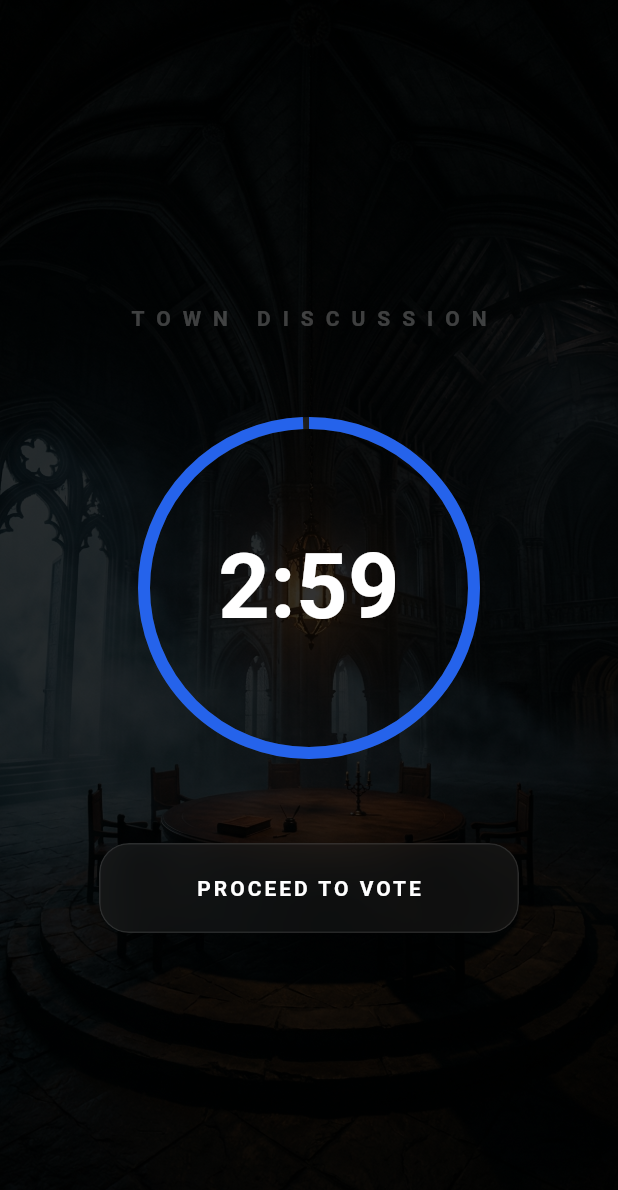
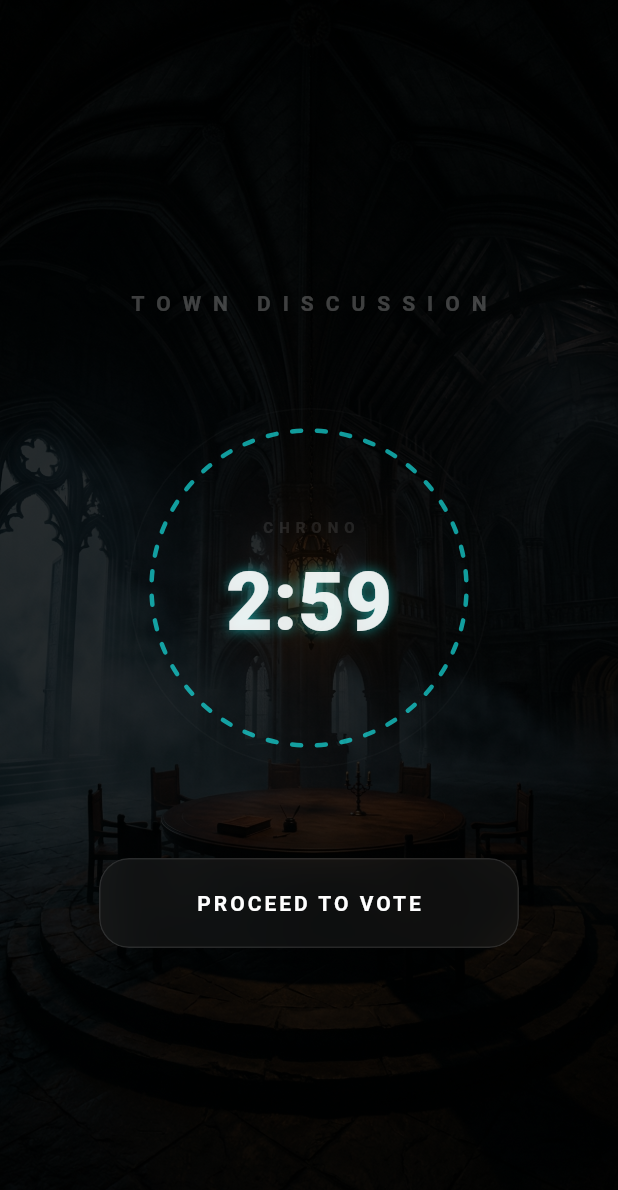
Before and after one commit to Abdul-Hafiz-1/Play-Lume, a Flutter app: the MafiaDayScreen screen opened directly with empty values, on a phone screen of 412 x 824 dp. Shown: the top 1190 px of the screen. Run offline on Flutter 3.47's test engine with Material 3 defaults, Android fonts, the phone set to English and light mode, and no system bars; our stand-ins replace camera, cloud_firestore, firebase_core, qr_flutter, sensors_plus, vibration and 1 more; missing offline and left inert: agora_rtc_engine, gal, mobile_scanner; accounts and stored records are empty; Roboto replaces fonts that are missing (Orbitron).

Commit message:
Complete mafia game

```diff
--- a/lib/screens/games/mafia_day_sceen.dart
+++ b/lib/screens/games/mafia_day_sceen.dart
@@ -2,6 +2,7 @@ import 'dart:async';
 import 'dart:ui';
 import 'package:flutter/material.dart';
 import 'package:flutter/services.dart';
+import 'package:play_lumee/screens/games/mafia_result_screen.dart';
 import '../../logic/mafia_engine.dart';
 import '../../core/theme.dart';
 import 'mafia_night_screen.dart';
@@ -16,15 +17,22 @@ class MafiaDayScreen extends StatefulWidget {
   State<MafiaDayScreen> createState() => _MafiaDayScreenState();
 }
 
-class _MafiaDayScreenState extends State<MafiaDayScreen> {
+class _MafiaDayScreenState extends State<MafiaDayScreen> with TickerProviderStateMixin {
   DayStage _currentStage = DayStage.discussion;
   int _secondsRemaining = 180; // 3 Minutes
   Timer? _timer;
   String? _exiledPlayer;
 
+  // Animation controller for the neon pulse effect
+  late AnimationController _pulseController;
+
   @override
   void initState() {
     super.initState();
+    _pulseController = AnimationController(
+      vsync: this,
+      duration: const Duration(seconds: 2),
+    )..repeat(reverse: true);
     _startTimer();
   }
 
@@ -46,6 +54,10 @@ class _MafiaDayScreenState extends State<MafiaDayScreen> {
       if (name != "SKIP") {
         widget.session.deceased.add(name);
         _exiledPlayer = name;
+
+        if (widget.session.roles[name] == "JESTER") {
+          widget.session.jesterExiled = true;
+        }
       } else {
         _exiledPlayer = "NONE";
       }
@@ -60,7 +72,6 @@ class _MafiaDayScreenState extends State<MafiaDayScreen> {
       backgroundColor: const Color(0xFF02040A),
       body: Stack(
         children: [
-          // 💎 THE TOWN HALL BACKGROUND
           Positioned.fill(
             child: Image.asset('assets/town_hall.jpg', fit: BoxFit.cover,
               errorBuilder: (_, __, ___) => Container(color: Colors.black)),
@@ -88,23 +99,18 @@ class _MafiaDayScreenState extends State<MafiaDayScreen> {
 
   // --- STAGE 1: DISCUSSION ---
   Widget _buildDiscussionUI() {
-    Color timerColor = _secondsRemaining < 30 ? Colors.redAccent : (_secondsRemaining < 60 ? Colors.orangeAccent : AppTheme.primaryBlue);
     return Center(
       key: const ValueKey("discussion"),
       child: Column(
         mainAxisAlignment: MainAxisAlignment.center,
         children: [
-          const Text("TOWN DISCUSSION", style: TextStyle(color: Colors.white24, letterSpacing: 8, fontWeight: FontWeight.bold)),
+          const Text("TOWN DISCUSSION",
+            style: TextStyle(color: Colors.white24, letterSpacing: 8, fontWeight: FontWeight.bold)),
           const SizedBox(height: 60),
-          Stack(
-            alignment: Alignment.center,
-            children: [
-              SizedBox(width: 220, height: 220,
-                child: CircularProgressIndicator(value: _secondsRemaining / 180, strokeWidth: 8, color: timerColor, backgroundColor: Colors.white10)),
-              Text("${(_secondsRemaining ~/ 60)}:${(_secondsRemaining % 60).toString().padLeft(2, '0')}",
-                  style: const TextStyle(fontSize: 60, fontWeight: FontWeight.bold, color: Colors.white)),
-            ],
-          ),
+
+          // 💎 THE NEON CHRONOMETER
+          _buildNeonTimer(),
+
           const SizedBox(height: 60),
           _buildGlassButton("PROCEED TO VOTE", () {
             _timer?.cancel();
@@ -115,7 +121,67 @@ class _MafiaDayScreenState extends State<MafiaDayScreen> {
     );
   }
 
-  // --- STAGE 2: VOTING (Filtered for Survivors) ---
+  Widget _buildNeonTimer() {
+    // Shifting color based on urgency
+    Color timerColor = _secondsRemaining < 30
+        ? Colors.redAccent.withOpacity(0.8 + (0.2 * _pulseController.value))
+        : Colors.cyanAccent.withOpacity(0.6);
+
+    return Stack(
+      alignment: Alignment.center,
+      children: [
+        // Static faint outer ring
+        Container(
+          width: 240, height: 240,
+          decoration: BoxDecoration(
+            shape: BoxShape.circle,
+            border: Border.all(color: Colors.white.withOpacity(0.02), width: 1),
+          ),
+        ),
+
+        // 💎 THE SEGMENTED NEON RING
+        AnimatedBuilder(
+          animation: _pulseController,
+          builder: (context, child) {
+            return SizedBox(
+              width: 210, height: 210,
+              child: CustomPaint(
+                painter: ChronoPainter(
+                  progress: _secondsRemaining / 180,
+                  color: timerColor,
+                  pulse: _pulseController.value,
+                ),
+              ),
+            );
+          },
+        ),
+
+        // DIGITAL READOUT
+        Column(
+          mainAxisSize: MainAxisSize.min,
+          children: [
+            const Text("CHRONO",
+              style: TextStyle(color: Colors.white10, fontSize: 10, letterSpacing: 4, fontWeight: FontWeight.bold)),
+            const SizedBox(height: 5),
+            Text(
+              "${(_secondsRemaining ~/ 60)}:${(_secondsRemaining % 60).toString().padLeft(2, '0')}",
+              style: TextStyle(
+                fontSize: 54,
+                fontWeight: FontWeight.w900,
+                color: Colors.white.withOpacity(0.9),
+                fontFamily: 'Orbitron',
+                shadows: [
+                  Shadow(color: timerColor.withOpacity(0.5), blurRadius: 20 * _pulseController.value),
+                ],
+              ),
+            ),
+          ],
+        ),
+      ],
+    );
+  }
+
+  // --- STAGE 2: VOTING ---
   Widget _buildVotingUI() {
     return Column(
       key: const ValueKey("voting"),
@@ -151,7 +217,7 @@ class _MafiaDayScreenState extends State<MafiaDayScreen> {
           Text(_exiledPlayer == "NONE" ? "NO ONE WAS EXILED" : "${_exiledPlayer!.toUpperCase()} WAS EXILED",
               textAlign: TextAlign.center,
               style: const TextStyle(fontSize: 32, fontWeight: FontWeight.w900, color: Colors.white)),
-          if (_exiledPlayer != "NONE" && _exiledPlayer != "NONE") ...[
+          if (_exiledPlayer != "NONE") ...[
             const SizedBox(height: 10),
             Text("THEY WERE THE ${widget.session.roles[_exiledPlayer]!.toUpperCase()}",
                 style: TextStyle(color: isMafia ? Colors.greenAccent : Colors.redAccent, fontWeight: FontWeight.bold, letterSpacing: 2)),
@@ -159,7 +225,12 @@ class _MafiaDayScreenState extends State<MafiaDayScreen> {
           const SizedBox(height: 80),
           _buildGlassButton(winner != null ? "FINAL RESULTS" : "NIGHT FALLS", () {
             if (winner != null) {
-              Navigator.pop(context);
+              Navigator.pushReplacement(
+                context,
+                MaterialPageRoute(
+                  builder: (context) => MafiaResultScreen(winner: winner, session: widget.session),
+                ),
+              );
             } else {
               Navigator.pushReplacement(context, MaterialPageRoute(
                 builder: (context) => MafiaNightScreen(session: widget.session)
@@ -189,7 +260,8 @@ class _MafiaDayScreenState extends State<MafiaDayScreen> {
                 border: Border.all(color: Colors.white10),
                 borderRadius: BorderRadius.circular(20),
               ),
-              child: Center(child: Text(name.toUpperCase(), style: TextStyle(color: isSkip ? Colors.white38 : Colors.white, fontWeight: FontWeight.bold, letterSpacing: 2))),
+              child: Center(child: Text(name.toUpperCase(),
+                style: TextStyle(color: isSkip ? Colors.white38 : Colors.white, fontWeight: FontWeight.bold, letterSpacing: 2))),
             ),
           ),
         ),
@@ -217,6 +289,62 @@ class _MafiaDayScreenState extends State<MafiaDayScreen> {
   @override
   void dispose() {
     _timer?.cancel();
+    _pulseController.dispose();
     super.dispose();
   }
 }
+
+// 🖋️ CUSTOM PAINTER FOR THE NEON CHRONOMETER
+class ChronoPainter extends CustomPainter {
+  final double progress;
+  final Color color;
+  final double pulse;
+
+  ChronoPainter({required this.progress, required this.color, required this.pulse});
+
+  @override
+  void paint(Canvas canvas, Size size) {
+    final center = Offset(size.width / 2, size.height / 2);
+    final radius = size.width / 2;
+    const segments = 40;
+    const gap = 0.05;
+
+    for (int i = 0; i < segments; i++) {
+      final double segmentAngle = (2 * 3.14159) / segments;
+      final double startAngle = (i * segmentAngle) - (3.14159 / 2);
+
+      if ((i / segments) < progress) {
+        final paint = Paint()
+          ..color = color
+          ..style = PaintingStyle.stroke
+          ..strokeWidth = 3
+          ..strokeCap = StrokeCap.round;
+
+        canvas.drawArc(
+          Rect.fromCircle(center: center, radius: radius),
+          startAngle + gap,
+          segmentAngle - (gap * 2),
+          false,
+          paint,
+        );
+      } else {
+        final backgroundPaint = Paint()
+          ..color = Colors.white.withOpacity(0.05)
+          ..style = PaintingStyle.stroke
+          ..strokeWidth = 1;
+
+        canvas.drawArc(
+          Rect.fromCircle(center: center, radius: radius),
+          startAngle + gap,
+          segmentAngle - (gap * 2),
+          false,
+          backgroundPaint,
+        );
+      }
+    }
+  }
+
+  @override
+  bool shouldRepaint(ChronoPainter oldDelegate) =>
+      oldDelegate.progress != progress || oldDelegate.pulse != pulse;
+}
--- a/lib/screens/games/mafia_night_screen.dart
+++ b/lib/screens/games/mafia_night_screen.dart
@@ -176,7 +176,7 @@ class _MafiaNightScreenState extends State<MafiaNightScreen> with TickerProvider
                   },
                   blendMode: BlendMode.dstIn,
                   child: Image.asset(
-                    'lib/assets/images/tactical_map.jpg',
+                    'lib/assets/tactical_map.jpg',
                     fit: BoxFit.cover,
                     opacity: const AlwaysStoppedAnimation(0.5),
                     errorBuilder: (context, error, stackTrace) => Container(color: Colors.transparent),
@@ -190,7 +190,7 @@ class _MafiaNightScreenState extends State<MafiaNightScreen> with TickerProvider
               // 💎 FROSTED GLASS LAYER
               Positioned.fill(
                 child: BackdropFilter(
-                  filter: ImageFilter.blur(sigmaX: 10, sigmaY: 10),
+                  filter: ImageFilter.blur(sigmaX: 5, sigmaY: 5),
                   child: Container(color: Colors.black.withOpacity(0.4)),
                 ),
               ),
```
Also changed, not shown: lib/logic/mafia_engine.dart (+14 -7 lines), lib/screens/games/mafia_morning_screen.dart (+9 -3 lines), lib/screens/games/mafia_result_screen.dart (added, +261 -0 lines), pubspec.yaml (+7 -1 lines), assets/jester_win.jpg (added), assets/mafia_win.jpg (added), assets/tactical_map.jpg (added), flutter_01.png (added), 3 other files.
